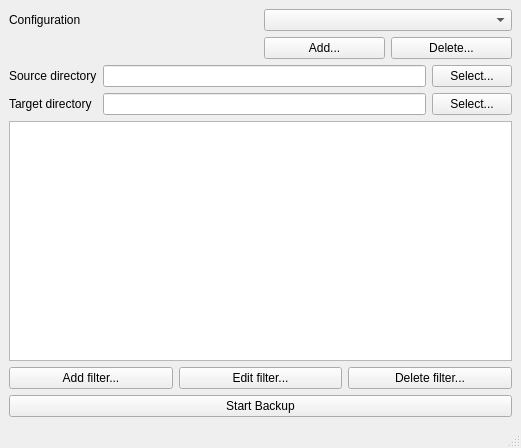
This is macup/ui/mainwindow.ui in SimonsBrother/MacUp as Qt 5 draws it before an edit. The edited form follows.
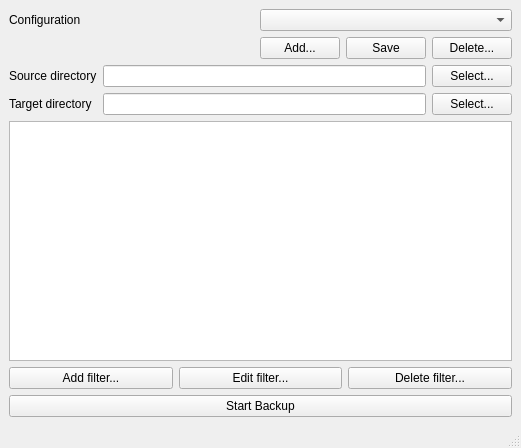
This is the edited form.

Commit message: Added reprs to classes Added Configuration class Added loadSettings function in general.py Added save button to UI Fixed bugs, made tweaks

Patch:
```diff
--- a/macup/ui/mainwindow.ui
+++ b/macup/ui/mainwindow.ui
@@ -20,7 +20,7 @@
       <item row="1" column="1">
        <layout class="QHBoxLayout" name="horizontalLayout">
         <item>
-         <widget class="QPushButton" name="savecfg_btn">
+         <widget class="QPushButton" name="addcfg_btn">
           <property name="statusTip">
            <string>Make a new configuration...</string>
           </property>
@@ -29,6 +29,16 @@
           </property>
          </widget>
         </item>
+        <item>
+         <widget class="QPushButton" name="savecfg_btn">
+          <property name="statusTip">
+           <string>Save the open configuration.</string>
+          </property>
+          <property name="text">
+           <string>Save</string>
+          </property>
+         </widget>
+        </item>
         <item>
          <widget class="QPushButton" name="delcfg_btn">
           <property name="statusTip">
```
Left out of the diff: 2 changed lines with no effect on the pictures. The commit also changes 15 other files.
